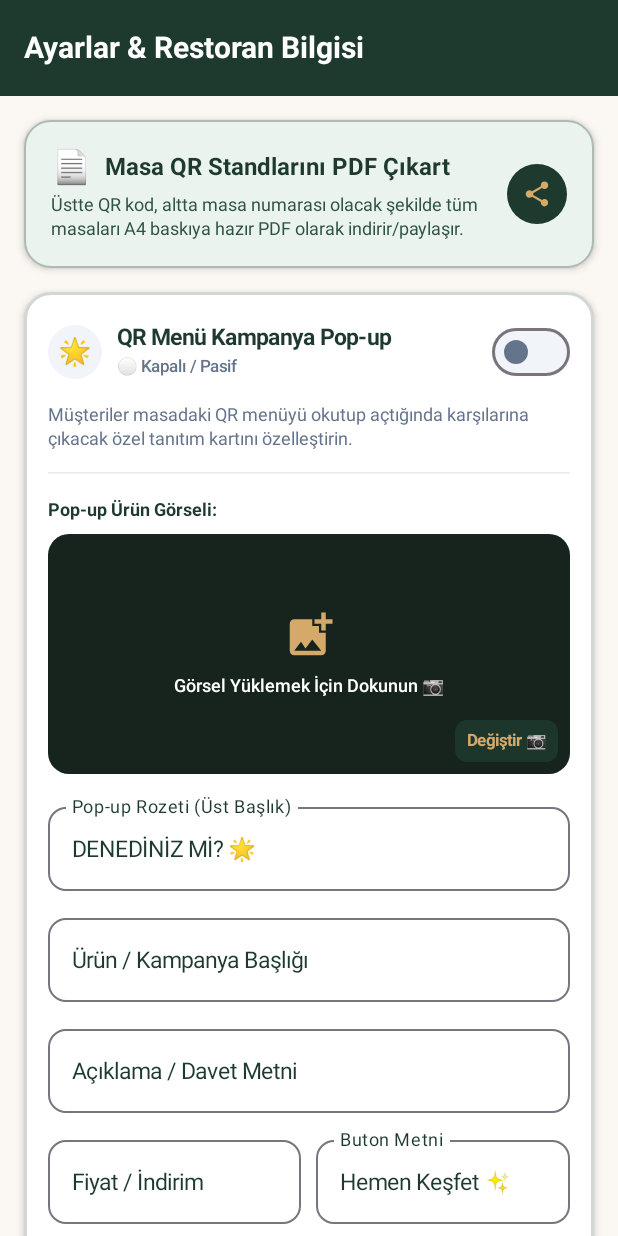
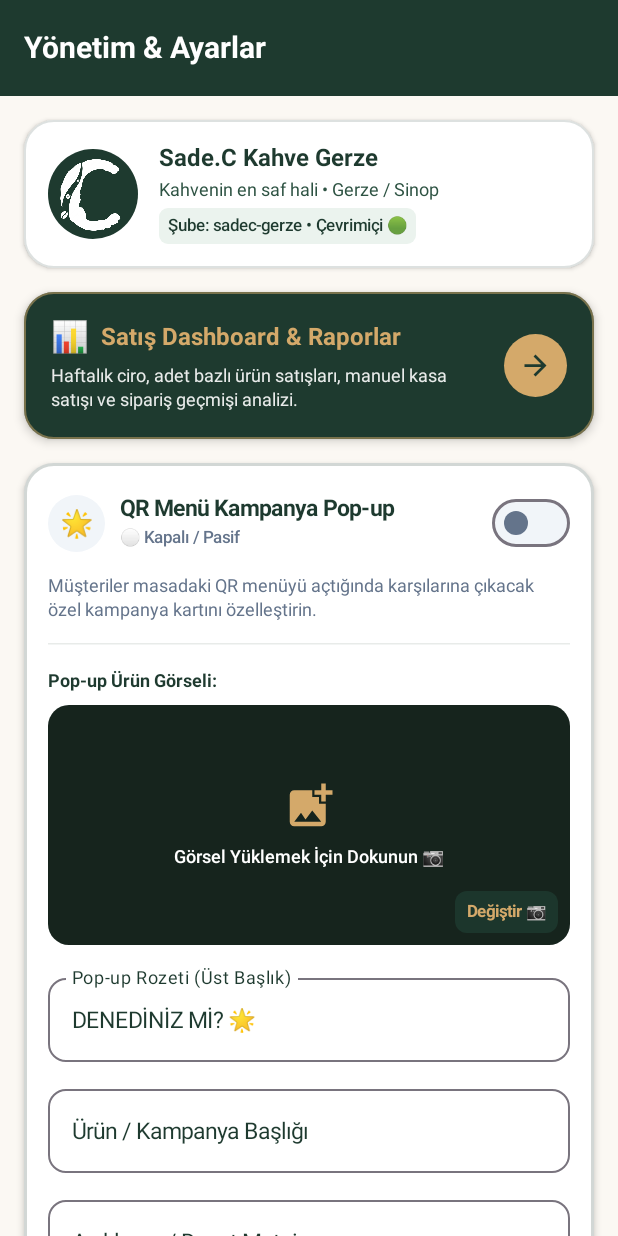
Before and after one commit to Berkay5577/sadec, an Android app built with Jetpack Compose: the composable SettingsScreen shown on its own in the app's theme, on a phone screen of 412 x 824 dp. Run offline under Robolectric (Android 15) with nearby library versions, the light colour scheme and no system bars; our stand-ins replace Firebase (no records; nobody signed in at launch, a user with empty details on screens opened directly); pictures from the network do not load.

Commit message:
Remove test sound card and modernize Settings screen layout

```diff
--- a/app/src/main/java/com/example/sadec/ui/screens/SettingsScreen.kt
+++ b/app/src/main/java/com/example/sadec/ui/screens/SettingsScreen.kt
@@ -34,7 +34,6 @@ import com.example.sadec.R
 import com.example.sadec.data.model.PopupCampaign
 import com.example.sadec.ui.theme.*
 import com.example.sadec.ui.viewmodel.MainViewModel
-import com.example.sadec.util.SoundPlayer
 
 @OptIn(ExperimentalMaterial3Api::class)
 @Composable
@@ -76,7 +75,7 @@ fun SettingsScreen(
         topBar = {
             TopAppBar(
                 windowInsets = TopAppBarDefaults.windowInsets,
-                title = { Text("Ayarlar & Restoran Bilgisi", fontWeight = FontWeight.Bold, color = Color.White) },
+                title = { Text("Yönetim & Ayarlar", fontWeight = FontWeight.Bold, color = Color.White) },
                 colors = TopAppBarDefaults.topAppBarColors(
                     containerColor = ForestGreen,
                     titleContentColor = Color.White
@@ -92,23 +91,76 @@ fun SettingsScreen(
                 .padding(16.dp),
             verticalArrangement = Arrangement.spacedBy(16.dp)
         ) {
-            // 📄 TOPLU QR KODLARI PDF ÇIKARTMA KARTI
+            // 1. RESTAURANT PROFILE & STATUS HEADER
+            Card(
+                modifier = Modifier.fillMaxWidth(),
+                shape = RoundedCornerShape(20.dp),
+                colors = CardDefaults.cardColors(containerColor = MaterialTheme.colorScheme.surface),
+                elevation = CardDefaults.cardElevation(defaultElevation = 2.dp),
+                border = BorderStroke(1.dp, ForestGreen.copy(alpha = 0.15f))
+            ) {
+                Row(
+                    modifier = Modifier
+                        .fillMaxWidth()
+                        .padding(16.dp),
+                    verticalAlignment = Alignment.CenterVertically
+                ) {
+                    Box(
+                        modifier = Modifier
+                            .size(60.dp)
+                            .clip(CircleShape)
+                            .background(ForestGreen)
+                            .padding(3.dp),
+                        contentAlignment = Alignment.Center
+                    ) {
+                        Image(
+                            painter = painterResource(id = R.drawable.sadec_logo),
+                            contentDescription = "Logo",
+                            modifier = Modifier
+                                .fillMaxSize()
+                                .clip(CircleShape)
+                        )
+                    }
+                    Spacer(modifier = Modifier.width(14.dp))
+                    Column(modifier = Modifier.weight(1f)) {
+                        Text(
+                            text = restaurant?.name ?: "Sade.C Kahve Gerze",
+                            style = MaterialTheme.typography.titleMedium,
+                            fontWeight = FontWeight.Bold,
+                            color = ForestGreen
+                        )
+                        Spacer(modifier = Modifier.height(2.dp))
+                        Text(
+                            text = "Kahvenin en saf hali • Gerze / Sinop",
+                            fontSize = 12.sp,
+                            color = SageGreen
+                        )
+                        Spacer(modifier = Modifier.height(2.dp))
+                        Surface(
+                            color = SoftMintGreen,
+                            shape = RoundedCornerShape(6.dp)
+                        ) {
+                            Text(
+                                text = "Şube: $restaurantId • Çevrimiçi 🟢",
+                                fontSize = 11.sp,
+                                fontWeight = FontWeight.SemiBold,
+                                color = ForestGreen,
+                                modifier = Modifier.padding(horizontal = 6.dp, vertical = 2.dp)
+                            )
+                        }
+                    }
+                }
+            }
+
+            // 2. 📊 SATIŞ DASHBOARD & RAPORLARI BANNER
             Card(
                 modifier = Modifier
                     .fillMaxWidth()
-                    .clickable {
-                        com.example.sadec.util.QrPdfGenerator.generateAndSharePdf(
-                            context = context,
-                            tables = tables,
-                            restaurantId = restaurantId,
-                            baseUrl = baseUrl,
-                            restaurantName = restaurant?.name ?: "Sade.C Kahve Gerze"
-                        )
-                    },
-                shape = RoundedCornerShape(18.dp),
-                colors = CardDefaults.cardColors(containerColor = SoftMintGreen),
-                border = BorderStroke(1.dp, ForestGreen.copy(alpha = 0.3f)),
-                elevation = CardDefaults.cardElevation(defaultElevation = 3.dp)
+                    .clickable { onNavigateToDashboard() },
+                shape = RoundedCornerShape(20.dp),
+                colors = CardDefaults.cardColors(containerColor = ForestGreen),
+                elevation = CardDefaults.cardElevation(defaultElevation = 4.dp),
+                border = BorderStroke(1.dp, WarmGold.copy(alpha = 0.5f))
             ) {
                 Row(
                     modifier = Modifier
@@ -118,23 +170,20 @@ fun SettingsScreen(
                     verticalAlignment = Alignment.CenterVertically
                 ) {
                     Column(modifier = Modifier.weight(1f)) {
-                        Row(
-                            verticalAlignment = Alignment.CenterVertically,
-                            horizontalArrangement = Arrangement.spacedBy(8.dp)
-                        ) {
-                            Text("📄", fontSize = 22.sp)
+                        Row(verticalAlignment = Alignment.CenterVertically, horizontalArrangement = Arrangement.spacedBy(8.dp)) {
+                            Text("📊", fontSize = 20.sp)
                             Text(
-                                text = "Masa QR Standlarını PDF Çıkart",
+                                text = "Satış Dashboard & Raporlar",
                                 fontWeight = FontWeight.Bold,
                                 fontSize = 16.sp,
-                                color = ForestGreen
+                                color = WarmGold
                             )
                         }
-                        Spacer(modifier = Modifier.height(4.dp))
+                        Spacer(modifier = Modifier.height(6.dp))
                         Text(
-                            text = "Üstte QR kod, altta masa numarası olacak şekilde tüm masaları A4 baskıya hazır PDF olarak indirir/paylaşır.",
+                            text = "Haftalık ciro, adet bazlı ürün satışları, manuel kasa satışı ve sipariş geçmişi analizi.",
                             fontSize = 12.sp,
-                            color = SageGreen,
+                            color = Color.White.copy(alpha = 0.9f),
                             lineHeight = 16.sp
                         )
                     }
@@ -142,26 +191,26 @@ fun SettingsScreen(
                     Spacer(modifier = Modifier.width(12.dp))
 
                     Surface(
-                        color = ForestGreen,
+                        color = WarmGold,
                         shape = CircleShape,
-                        modifier = Modifier.size(40.dp)
+                        modifier = Modifier.size(42.dp)
                     ) {
                         Box(contentAlignment = Alignment.Center) {
                             Icon(
-                                imageVector = Icons.Default.Share,
-                                contentDescription = "PDF Çıkart",
-                                tint = WarmGold,
-                                modifier = Modifier.size(20.dp)
+                                imageVector = Icons.AutoMirrored.Filled.ArrowForward,
+                                contentDescription = "Aç",
+                                tint = ForestGreen,
+                                modifier = Modifier.size(22.dp)
                             )
                         }
                     }
                 }
             }
 
-            // 🌟 QR MENÜ KAMPANYA POP-UP (DENEDİNİZ Mİ?) AYARLARI KARTI
+            // 3. 🌟 QR MENÜ KAMPANYA POP-UP (DENEDİNİZ Mİ?) AYARLARI KARTI
             Card(
                 modifier = Modifier.fillMaxWidth(),
-                shape = RoundedCornerShape(18.dp),
+                shape = RoundedCornerShape(20.dp),
                 colors = CardDefaults.cardColors(containerColor = MaterialTheme.colorScheme.surface),
                 elevation = CardDefaults.cardElevation(defaultElevation = 3.dp),
                 border = BorderStroke(1.5.dp, if (isPopupActive) WarmGold else ForestGreen.copy(alpha = 0.2f))
@@ -176,7 +225,7 @@ fun SettingsScreen(
                         Row(verticalAlignment = Alignment.CenterVertically, modifier = Modifier.weight(1f)) {
                             Box(
                                 modifier = Modifier
-                                    .size(36.dp)
+                                    .size(38.dp)
                                     .background(if (isPopupActive) WarmGold else Slate100, CircleShape),
                                 contentAlignment = Alignment.Center
                             ) {
@@ -213,7 +262,7 @@ fun SettingsScreen(
 
                     Spacer(modifier = Modifier.height(10.dp))
                     Text(
-                        text = "Müşteriler masadaki QR menüyü okutup açtığında karşılarına çıkacak özel tanıtım kartını özelleştirin.",
+                        text = "Müşteriler masadaki QR menüyü açtığında karşılarına çıkacak özel kampanya kartını özelleştirin.",
                         fontSize = 12.sp,
                         color = Slate500,
                         lineHeight = 16.sp
@@ -433,57 +482,23 @@ fun SettingsScreen(
                 }
             }
 
-            // Restaurant Info Card
-            Card(
-                modifier = Modifier.fillMaxWidth(),
-                shape = RoundedCornerShape(18.dp),
-                colors = CardDefaults.cardColors(containerColor = MaterialTheme.colorScheme.surface),
-                elevation = CardDefaults.cardElevation(defaultElevation = 2.dp)
-            ) {
-                Column(modifier = Modifier.padding(16.dp)) {
-                    Row(verticalAlignment = Alignment.CenterVertically) {
-                        Box(
-                            modifier = Modifier
-                                .size(56.dp)
-                                .clip(CircleShape)
-                                .background(ForestGreen)
-                                .padding(2.dp),
-                            contentAlignment = Alignment.Center
-                        ) {
-                            Image(
-                                painter = painterResource(id = R.drawable.sadec_logo),
-                                contentDescription = "Logo",
-                                modifier = Modifier
-                                    .fillMaxSize()
-                                    .clip(CircleShape)
-                            )
-                        }
-                        Spacer(modifier = Modifier.width(14.dp))
-                        Column {
-                            Text(
-                                text = restaurant?.name ?: "Sade.C Kahve Gerze",
-                                style = MaterialTheme.typography.titleMedium,
-                                fontWeight = FontWeight.Bold,
-                                color = ForestGreen
-                            )
-                            Text(
-                                text = "Şube Kodu: $restaurantId",
-                                fontSize = 12.sp,
-                                color = Slate500
-                            )
-                        }
-                    }
-                }
-            }
-
-            // 📊 SATIŞ DASHBOARD & RAPORLARI BANNER
+            // 4. 📄 TOPLU MASA STANDLARI PDF ÇIKARTMA KARTI
             Card(
                 modifier = Modifier
                     .fillMaxWidth()
-                    .clickable { onNavigateToDashboard() },
-                shape = RoundedCornerShape(18.dp),
-                colors = CardDefaults.cardColors(containerColor = ForestGreen),
-                elevation = CardDefaults.cardElevation(defaultElevation = 4.dp)
+                    .clickable {
+                        com.example.sadec.util.QrPdfGenerator.generateAndSharePdf(
+                            context = context,
+                            tables = tables,
+                            restaurantId = restaurantId,
+                            baseUrl = baseUrl,
+                            restaurantName = restaurant?.name ?: "Sade.C Kahve Gerze"
+                        )
+                    },
+                shape = RoundedCornerShape(20.dp),
+                colors = CardDefaults.cardColors(containerColor = SoftMintGreen),
+                border = BorderStroke(1.dp, ForestGreen.copy(alpha = 0.25f)),
+                elevation = CardDefaults.cardElevation(defaultElevation = 2.dp)
             ) {
                 Row(
                     modifier = Modifier
@@ -493,17 +508,23 @@ fun SettingsScreen(
                     verticalAlignment = Alignment.CenterVertically
                 ) {
                     Column(modifier = Modifier.weight(1f)) {
-                        Text(
-                            text = "📊 Satış Dashboard & Raporları",
-                            fontWeight = FontWeight.Bold,
-                            fontSize = 16.sp,
-                            color = WarmGold
-                        )
+                        Row(
+                            verticalAlignment = Alignment.CenterVertically,
+                            horizontalArrangement = Arrangement.spacedBy(8.dp)
+                        ) {
+                            Text("📄", fontSize = 20.sp)
+                            Text(
+                                text = "Masa QR Standlarını PDF Çıkart",
+                                fontWeight = FontWeight.Bold,
+                                fontSize = 15.sp,
+                                color = ForestGreen
+                            )
+                        }
                         Spacer(modifier = Modifier.height(4.dp))
                         Text(
-                            text = "Adet bazlı ürün satışları (Espresso x14 vb.), ciro analizi, elle kasa satışı ve sipariş geçmişi.",
+                            text = "Tüm masaları A4 baskıya hazır QR masa standı olarak tek tıkla PDF indirir veya paylaşır.",
                             fontSize = 12.sp,
-                            color = Color.White.copy(alpha = 0.88f),
+                            color = SageGreen,
                             lineHeight = 16.sp
                         )
                     }
@@ -511,15 +532,15 @@ fun SettingsScreen(
                     Spacer(modifier = Modifier.width(12.dp))
 
                     Surface(
-                        color = WarmGold,
+                        color = ForestGreen,
                         shape = CircleShape,
                         modifier = Modifier.size(40.dp)
                     ) {
                         Box(contentAlignment = Alignment.Center) {
                             Icon(
-                                imageVector = Icons.AutoMirrored.Filled.ArrowForward,
-                                contentDescription = "Aç",
-                                tint = ForestGreen,
+                                imageVector = Icons.Default.Share,
+                                contentDescription = "PDF Çıkart",
+                                tint = WarmGold,
                                 modifier = Modifier.size(20.dp)
                             )
                         }
@@ -527,39 +548,9 @@ fun SettingsScreen(
                 }
             }
 
-            // Quick Tools & Testing
-            Text("Test & Ses Araçları", style = MaterialTheme.typography.titleMedium, fontWeight = FontWeight.Bold, color = ForestGreen)
+            Spacer(modifier = Modifier.height(8.dp))
 
-            // Test Sound
-            Card(
-                modifier = Modifier.fillMaxWidth(),
-                shape = RoundedCornerShape(16.dp),
-                colors = CardDefaults.cardColors(containerColor = MaterialTheme.colorScheme.surface),
-                elevation = CardDefaults.cardElevation(defaultElevation = 2.dp)
-            ) {
-                Row(
-                    modifier = Modifier
-                        .fillMaxWidth()
-                        .padding(16.dp),
-                    horizontalArrangement = Arrangement.SpaceBetween,
-                    verticalAlignment = Alignment.CenterVertically
-                ) {
-                    Column(modifier = Modifier.weight(1f)) {
-                        Text("Sipariş Zil Sesi Testi", fontWeight = FontWeight.Bold)
-                        Text("Yeni sipariş geldiğinde çalacak ses ve titreşimi test edin.", fontSize = 12.sp, color = Slate500)
-                    }
-                    Button(
-                        onClick = { SoundPlayer.playOrderAlert(context) },
-                        colors = ButtonDefaults.buttonColors(containerColor = WarmGold)
-                    ) {
-                        Text("Çal 🔔", color = ForestGreen, fontWeight = FontWeight.Bold)
-                    }
-                }
-            }
-
-            Spacer(modifier = Modifier.height(20.dp))
-
-            // Sign Out
+            // 5. GÜVENLİ ÇIKIŞ (SIGN OUT)
             OutlinedButton(
                 onClick = {
                     viewModel.signOut()
@@ -569,14 +560,15 @@ fun SettingsScreen(
                     .fillMaxWidth()
                     .height(50.dp),
                 shape = RoundedCornerShape(14.dp),
-                colors = ButtonDefaults.outlinedButtonColors(contentColor = DangerRed)
+                colors = ButtonDefaults.outlinedButtonColors(contentColor = DangerRed),
+                border = BorderStroke(1.dp, DangerRed.copy(alpha = 0.4f))
             ) {
                 Icon(Icons.AutoMirrored.Filled.Logout, contentDescription = null)
                 Spacer(modifier = Modifier.width(8.dp))
                 Text("Oturumu Kapat", fontWeight = FontWeight.Bold)
             }
 
-            Spacer(modifier = Modifier.height(100.dp))
+            Spacer(modifier = Modifier.height(80.dp))
         }
     }
 }
```
